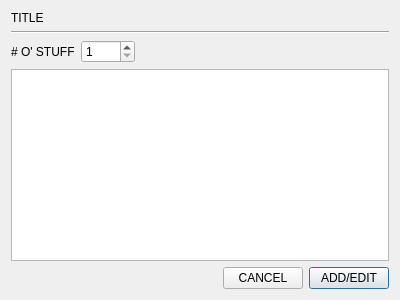
First picture: the form in src/ui/dlgeditorvertices.ui, repository xavierliancw/CS1C-Class-Project, before the edit.
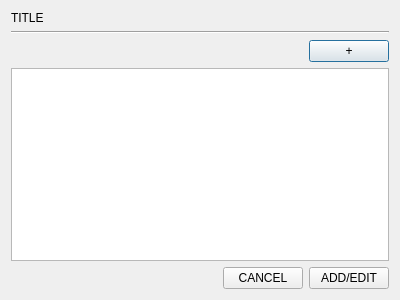
Second picture: the form after the edit.

Commit message:
Task #81 Progress, State Handling Pt 1
- Updated VM for the vertex editor

```diff
--- a/src/ui/dlgeditorvertices.ui
+++ b/src/ui/dlgeditorvertices.ui
@@ -30,23 +30,6 @@
 </item>
 <item>
 <layout class="QHBoxLayout" name="horizontalLayout_2">
-<item>
-<widget class="QLabel" name="label">
-<property name="text">
-<string># O' STUFF</string>
-</property>
-</widget>
-</item>
-<item>
-<widget class="QSpinBox" name="spinBox">
-<property name="minimum">
-<number>1</number>
-</property>
-<property name="maximum">
-<number>9999</number>
-</property>
-</widget>
-</item>
 <item>
 <spacer name="horizontalSpacer">
 <property name="orientation">
@@ -54,12 +37,19 @@
 </property>
 <property name="sizeHint" stdset="0">
 <size>
-<width>252</width>
+         <width>40</width>
 <height>20</height>
 </size>
 </property>
 </spacer>
 </item>
+     <item>
+      <widget class="QPushButton" name="pushButton_4">
+       <property name="text">
+        <string>+</string>
+       </property>
+      </widget>
+     </item>
 </layout>
 </item>
 <item>
```
Left out of the diff: 4 changed lines with no effect on the pictures. Lines whose indentation alone changed are shown as unchanged. The commit also changes 2 other files.
